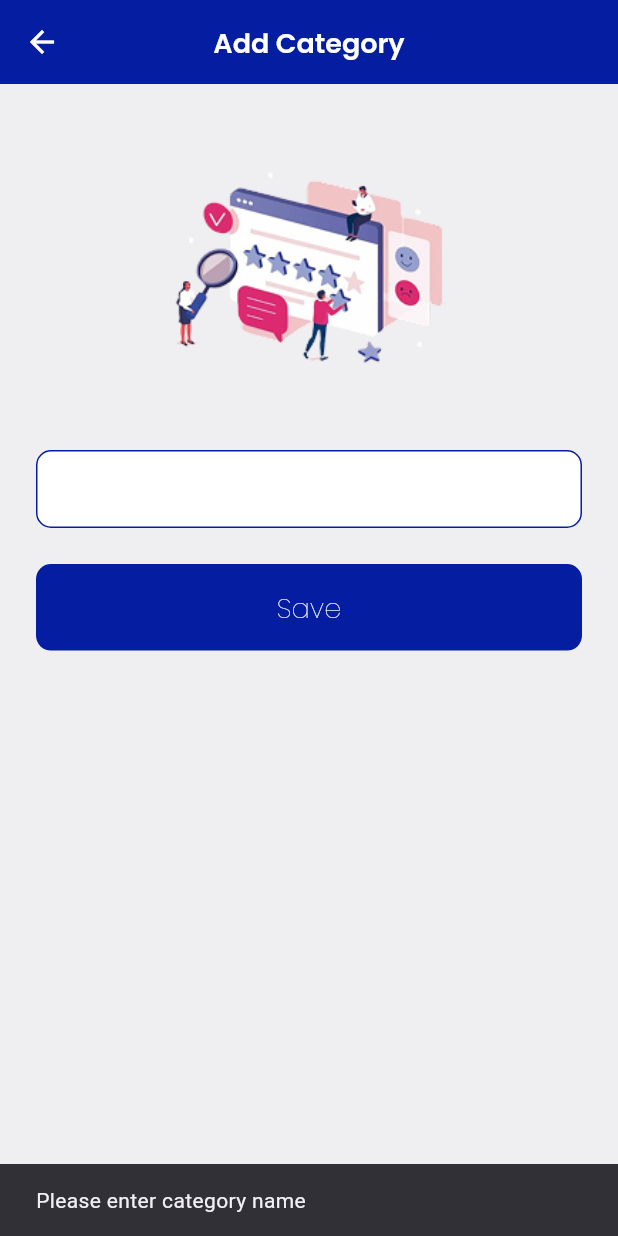
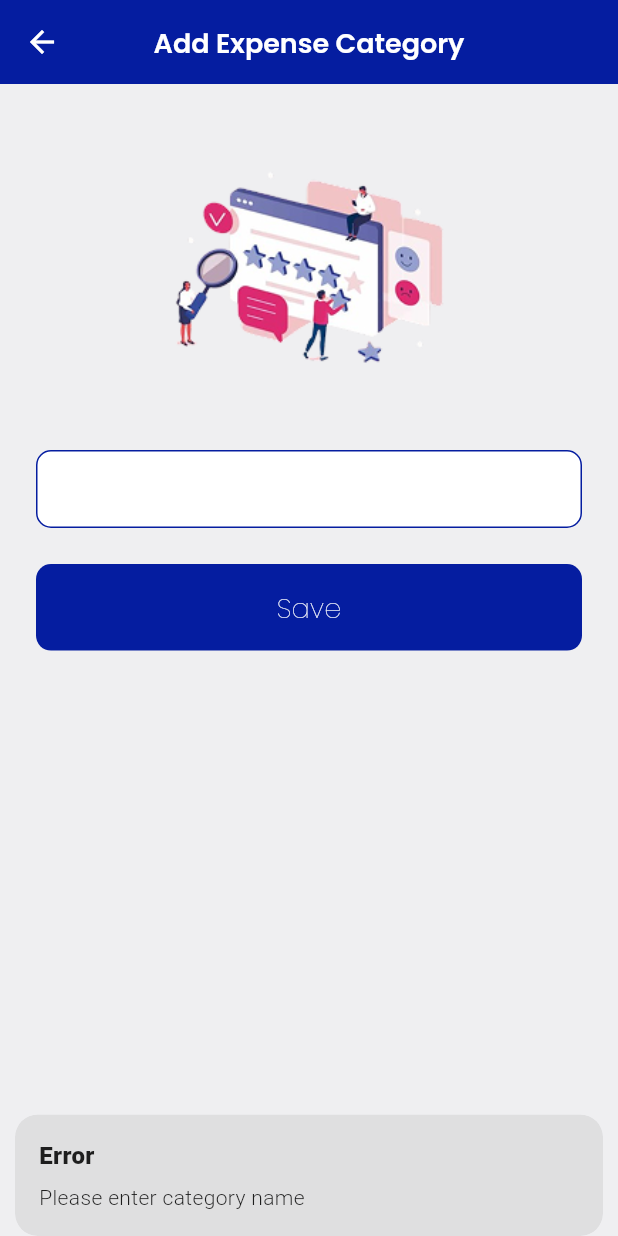
Before and after one commit to shayan5522/Sales-App, a Flutter app: the AddCategoryPage screen opened directly, after a tap on "Save", on a phone screen of 412 x 824 dp. Run offline on Flutter 3.47's test engine with Material 3 defaults, Android fonts, the phone set to English and light mode, and no system bars; our stand-ins replace cloud_firestore, device_preview, firebase_auth, firebase_core, firebase_storage, get and 4 more; missing offline and left inert: dart:ffi; accounts and stored records are empty.

Commit message:
products+category+expense_backend finished

```diff
--- a/lib/app/ui/screens/owner/dashboard/add_category/add_category_page.dart
+++ b/lib/app/ui/screens/owner/dashboard/add_category/add_category_page.dart
@@ -1,15 +1,20 @@
 import 'package:flutter/material.dart';
+import 'package:get/get.dart';
 import 'package:salesapp/app/themes/colors.dart';
 import 'package:salesapp/app/ui/widgets/appbar.dart';
 import 'package:salesapp/app/ui/widgets/textfield.dart';
 import 'package:salesapp/app/ui/widgets/buttons.dart';
+
+import 'categoryController.dart'; // path may vary
+
 class AddCategoryPage extends StatelessWidget {
   AddCategoryPage({super.key});
-  final TextEditingController _categoryController = TextEditingController();
+  final AddCategoryController controller = Get.put(AddCategoryController());
+
   @override
   Widget build(BuildContext context) {
     return Scaffold(
-      appBar: const CustomAppbar(title: "Add Category"),
+      appBar: const CustomAppbar(title: "Add Expense Category"),
       backgroundColor: const Color(0xFFEFEFF1),
       body: SingleChildScrollView(
         padding: const EdgeInsets.all(24),
@@ -29,34 +34,21 @@ class AddCategoryPage extends StatelessWidget {
             /// 🔹 Category Text Field
             CustomTextField(
               hintText: "Enter Category name",
-              controller: _categoryController,
+              controller: controller.categoryNameController,
               borderColor: AppColors.primary,
               fillColor: Colors.white,
             ),
             const SizedBox(height: 24),
 
             /// 🔹 Save Button
-            PrimaryButton(
-              text: "Save",
-              onPressed: () {
-                final name = _categoryController.text.trim();
-                if (name.isEmpty) {
-                  ScaffoldMessenger.of(context).showSnackBar(
-                    const SnackBar(content: Text("Please enter category name")),
-                  );
-                  return;
-                }
-
-                // 🔽 TODO: Save logic
-                debugPrint("Saving category: $name");
-
-                ScaffoldMessenger.of(context).showSnackBar(
-                  SnackBar(content: Text("Category '$name' saved")),
-                );
-
-                _categoryController.clear();
-              },
-            ),
+            Obx(() {
+              return PrimaryButton(
+                text: controller.isLoading.value ? "Saving..." : "Save",
+                onPressed: ()=>controller.isLoading.value
+                    ? null
+                    : controller.saveCategory(),
+              );
+            }),
           ],
         ),
       ),
--- /dev/null
+++ b/lib/app/ui/screens/owner/dashboard/add_category/categoryController.dart
@@ -0,0 +1,52 @@
+import 'package:cloud_firestore/cloud_firestore.dart';
+import 'package:firebase_auth/firebase_auth.dart';
+import 'package:flutter/material.dart';
+import 'package:get/get.dart';
+
+class AddCategoryController extends GetxController {
+  final TextEditingController categoryNameController = TextEditingController();
+  final FirebaseAuth _auth = FirebaseAuth.instance;
+  final FirebaseFirestore _firestore = FirebaseFirestore.instance;
+
+  RxBool isLoading = false.obs;
+
+  Future<void> saveCategory() async {
+    final name = categoryNameController.text.trim();
+    if (name.isEmpty) {
+      Get.snackbar("Error", "Please enter category name",
+          snackPosition: SnackPosition.BOTTOM);
+      return;
+    }
+
+    try {
+      isLoading.value = true;
+      final user = _auth.currentUser;
+      if (user == null) {
+        Get.snackbar("Error", "No logged-in user found",
+            snackPosition: SnackPosition.BOTTOM);
+        return;
+      }
+
+      final uid = user.uid;
+
+      await _firestore
+          .collection("users")
+          .doc(uid)
+          .collection("categories")
+          .add({
+        "name": name,
+        "createdAt": FieldValue.serverTimestamp(),
+      });
+
+      Get.snackbar("Success", "Category '$name' saved",
+          snackPosition: SnackPosition.BOTTOM);
+
+      categoryNameController.clear();
+    } catch (e) {
+      Get.snackbar("Error", "Failed to save category: $e",
+          snackPosition: SnackPosition.BOTTOM);
+    } finally {
+      isLoading.value = false;
+    }
+  }
+}
--- a/lib/app/ui/screens/owner/dashboard/owner_dashboard.dart
+++ b/lib/app/ui/screens/owner/dashboard/owner_dashboard.dart
@@ -158,7 +158,7 @@ class _OwnerDashboardState extends State<OwnerDashboard> {
                         "screen":ReturnProduct(),
                       },
                       {
-                        "label": "Add Category",
+                        "label": "Add Expense Category",
                         "icon": "assets/images/products.png",
                         "screen": AddCategoryPage(),
                       },
--- a/pubspec.yaml
+++ b/pubspec.yaml
@@ -44,6 +44,7 @@ dependencies:
   image_picker: ^1.1.2
   device_preview: ^1.3.1
   shared_preferences: ^2.5.3
+  firebase_storage: ^12.4.10
 
 dev_dependencies:
   flutter_test:
```
Also changed, not shown: lib/app/ui/screens/owner/dashboard/expenses/expense.dart (+23 -34 lines), lib/app/ui/screens/owner/dashboard/expenses/expenseController.dart (added, +95 -0 lines), lib/app/ui/screens/owner/dashboard/products/productController.dart (added, +102 -0 lines), lib/app/ui/screens/owner/dashboard/products/products.dart (+25 -24 lines), lib/app/ui/widgets/buttons.dart (+14 -16 lines), lib/app/ui/widgets/grid_container.dart (+30 -9 lines), pubspec.lock, 5 other files.
